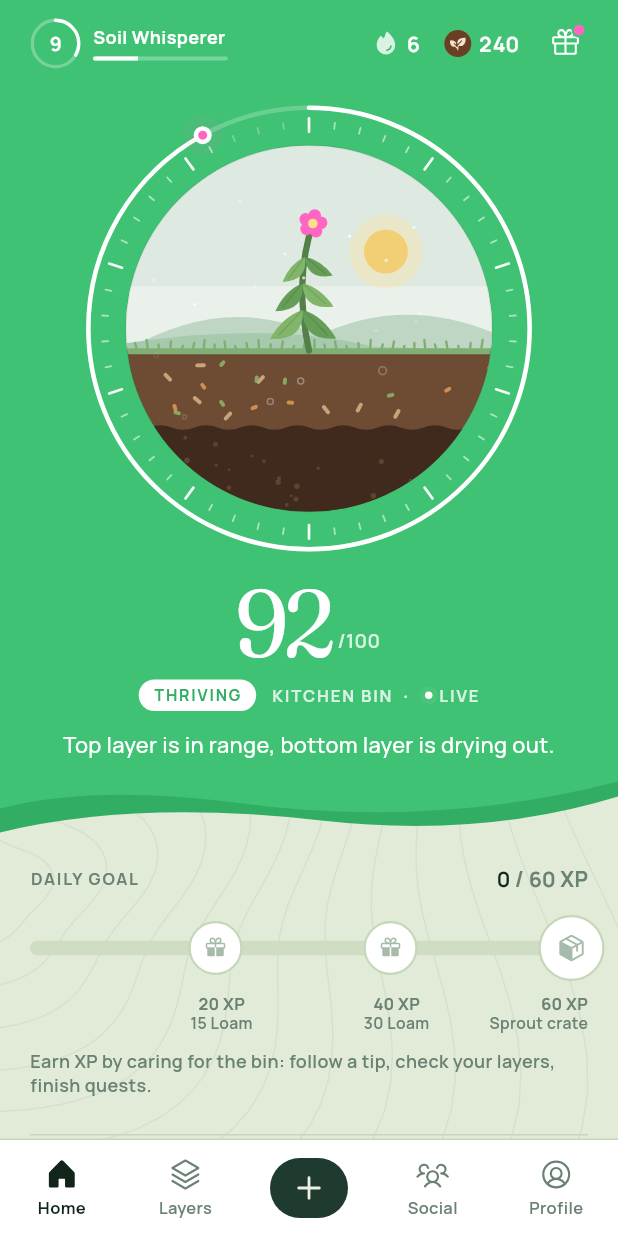
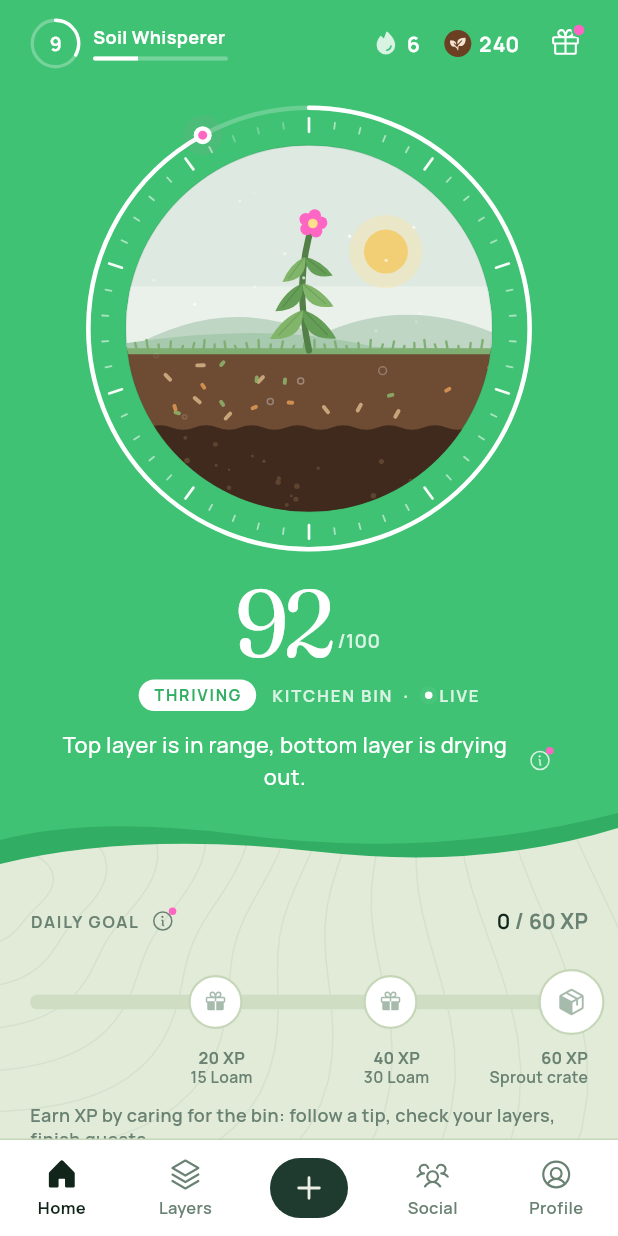
Before and after one commit to henryc08/Calmpost, a Flutter app: the screen it shows after launch, on a phone screen of 412 x 824 dp. Run offline on Flutter 3.47's test engine with Material 3 defaults, Android fonts, the light colour scheme and no system bars; our stand-ins replace fl_chart, flutter_animate, flutter_local_notifications, flutter_riverpod, phosphor_flutter.

Commit message:
feat(app): seven info dots that explain the less obvious parts
A small 'i' next to the health score, Daily goal, What to add, the Layers
chart, the verdict, the league and Impact. Tapping opens a short sheet; an
unseen dot carries a pink marker that clears once read (per session).
SectionLabel gains an optional info slot.

```diff
--- a/app/lib/features/home/daily_track.dart
+++ b/app/lib/features/home/daily_track.dart
@@ -9,6 +9,7 @@ import '../../ui/brand.dart';
 import '../../ui/components.dart';
 import '../../ui/tokens.dart';
 import '../../ui/type.dart';
+import '../../ui/info_dot.dart';
 
 /// Today's XP fills a track toward three reward nodes you tap to claim.
 class DailyTrack extends ConsumerWidget {
@@ -40,6 +41,7 @@ class DailyTrack extends ConsumerWidget {
       children: [
         SectionLabel(
           'DAILY GOAL',
+          info: InfoTip.xp,
           trailing: Row(
             mainAxisSize: MainAxisSize.min,
             children: [
--- a/app/lib/features/home/home_screen.dart
+++ b/app/lib/features/home/home_screen.dart
@@ -26,6 +26,7 @@ import 'what_to_add.dart';
 import 'readings_row.dart';
 import 'streak_calendar.dart';
 import 'today_quests.dart';
+import '../../ui/info_dot.dart';
 
 class HomeScreen extends ConsumerWidget {
   const HomeScreen({super.key});
@@ -319,10 +320,18 @@ class _ScoreBlock extends StatelessWidget {
         const SizedBox(height: S.x3),
         Padding(
           padding: const EdgeInsets.symmetric(horizontal: S.x4),
-          child: Text(
-            _status(s),
-            textAlign: TextAlign.center,
-            style: T.body.copyWith(color: C.onBrand),
+          child: Row(
+            mainAxisAlignment: MainAxisAlignment.center,
+            children: [
+              Flexible(
+                child: Text(
+                  _status(s),
+                  textAlign: TextAlign.center,
+                  style: T.body.copyWith(color: C.onBrand),
+                ),
+              ),
+              const InfoDot(InfoTip.score, onBrand: true),
+            ],
           ),
         ),
       ],
--- a/app/lib/features/home/what_to_add.dart
+++ b/app/lib/features/home/what_to_add.dart
@@ -8,6 +8,7 @@ import '../../ui/brand.dart';
 import '../../ui/components.dart';
 import '../../ui/tokens.dart';
 import '../../ui/type.dart';
+import '../../ui/info_dot.dart';
 
 /// The main Home section: what the bin wants right now, as three tappable
 /// items with what each will do, plus what to hold off on.
@@ -33,7 +34,7 @@ class WhatToAdd extends StatelessWidget {
     return Column(
       crossAxisAlignment: CrossAxisAlignment.start,
       children: [
-        const SectionLabel('WHAT TO ADD', trailing: PinkPill('+${Xp.followedSuggestion} XP')),
+        const SectionLabel('WHAT TO ADD', info: InfoTip.whatToAdd, trailing: PinkPill('+${Xp.followedSuggestion} XP')),
         const SizedBox(height: S.x3),
         Text(title, style: T.title.copyWith(fontSize: 28)),
         const SizedBox(height: S.x2),
--- a/app/lib/features/layers/layers_screen.dart
+++ b/app/lib/features/layers/layers_screen.dart
@@ -13,6 +13,7 @@ import '../../ui/brand.dart';
 import '../../ui/components.dart';
 import '../../ui/tokens.dart';
 import '../../ui/type.dart';
+import '../../ui/info_dot.dart';
 
 /// Live readings per zone, a 24 h chart with the healthy band, and what it means.
 class LayersScreen extends ConsumerStatefulWidget {
@@ -104,6 +105,7 @@ class _LayersScreenState extends ConsumerState<LayersScreen> {
         ],
         SectionLabel(
           'LAST 24 HOURS',
+          info: InfoTip.chart,
           trailing: Row(
             mainAxisSize: MainAxisSize.min,
             children: [
--- a/app/lib/features/log/verdict_sheet.dart
+++ b/app/lib/features/log/verdict_sheet.dart
@@ -13,6 +13,7 @@ import '../../ui/brand.dart';
 import '../../ui/components.dart';
 import '../../ui/tokens.dart';
 import '../../ui/type.dart';
+import '../../ui/info_dot.dart';
 
 /// Opens the verdict for [item]: checked against the live readings, so the
 /// same scrap can get a different answer on a different day.
@@ -143,7 +144,7 @@ class _VerdictSheetState extends ConsumerState<_VerdictSheet> {
               child: Column(
                 crossAxisAlignment: CrossAxisAlignment.start,
                 children: [
-                  Text(label, style: T.caps.copyWith(color: color)),
+                  Row(children: [Text(label, style: T.caps.copyWith(color: color)), const InfoDot(InfoTip.verdict)]),
                   const SizedBox(height: 2),
                   Text(a.item.name, style: T.small.copyWith(color: C.ink2)),
                 ],
--- a/app/lib/features/profile/profile_screen.dart
+++ b/app/lib/features/profile/profile_screen.dart
@@ -13,6 +13,7 @@ import '../../ui/brand.dart';
 import '../../ui/components.dart';
 import '../../ui/tokens.dart';
 import '../../ui/type.dart';
+import '../../ui/info_dot.dart';
 
 String crateName(CrateTier t) => switch (t) {
   CrateTier.sprout => 'Sprout crate',
@@ -194,7 +195,7 @@ class _Impact extends StatelessWidget {
     return Column(
       crossAxisAlignment: CrossAxisAlignment.start,
       children: [
-        const SectionLabel('YOUR IMPACT'),
+        const SectionLabel('YOUR IMPACT', info: InfoTip.impact),
         const SizedBox(height: S.x3),
         IntrinsicHeight(
           child: Row(
--- a/app/lib/ui/brand.dart
+++ b/app/lib/ui/brand.dart
@@ -1,6 +1,7 @@
 import 'package:flutter/material.dart';
 import 'package:flutter/services.dart';
 
+import 'info_dot.dart';
 import 'tokens.dart';
 import 'type.dart';
 
@@ -113,15 +114,22 @@ class BrandPage extends StatelessWidget {
 
 /// Caps section label with an optional trailing widget, used on the paper.
 class SectionLabel extends StatelessWidget {
-  const SectionLabel(this.text, {super.key, this.trailing});
+  const SectionLabel(this.text, {super.key, this.trailing, this.info});
   final String text;
   final Widget? trailing;
+
+  /// Optional "what does this mean?" dot after the label. Use sparingly.
+  final InfoTip? info;
 
   @override
   Widget build(BuildContext context) {
     return Row(
       children: [
-        Expanded(child: Text(text, style: T.caps)),
+        Expanded(
+          child: info == null
+              ? Text(text, style: T.caps)
+              : Row(children: [Flexible(child: Text(text, style: T.caps)), InfoDot(info!)]),
+        ),
         ?trailing,
       ],
     );
--- /dev/null
+++ b/app/lib/ui/info_dot.dart
@@ -0,0 +1,124 @@
+import 'package:flutter/material.dart';
+import 'package:flutter/services.dart';
+import 'package:flutter_riverpod/flutter_riverpod.dart';
+import 'package:phosphor_flutter/phosphor_flutter.dart';
+
+import 'components.dart';
+import 'tokens.dart';
+import 'type.dart';
+
+/// The app's few "what does this mean?" hints. Keep this list short: a dot
+/// only goes where a first-time user couldn't work the answer out alone.
+enum InfoTip {
+  score(
+    'Your health score',
+    'It blends moisture (weighted most, it\'s our most reliable sensor), temperature, CO₂ and your greens-to-browns balance. '
+        'It\'s a guide from the sensors, not a lab test.',
+  ),
+  xp(
+    'How you earn XP',
+    'Caring for the bin earns XP: following a suggestion, keeping layers in range, finishing quests. '
+        'Adding scraps on its own earns nothing, so there\'s never a reason to waste food.',
+  ),
+  whatToAdd(
+    'Where this comes from',
+    'These suggestions are based on your bin\'s live readings right now. Follow one for +15 XP. '
+        'If everything\'s in range, the best move is to add nothing.',
+  ),
+  chart(
+    'Reading the chart',
+    'The shaded band is the healthy range. Dashed pink lines mark when you added something, '
+        'so you can see what each scrap did over the next hours.',
+  ),
+  verdict(
+    'Why this answer',
+    'The verdict is checked against your bin\'s readings right now. '
+        'The same scrap can get a different answer tomorrow if the bin is wetter or drier.',
+  ),
+  league(
+    'How the league works',
+    'You\'re racing 29 others on XP earned this week. The top 7 move up a tier and the bottom 5 move down. '
+        'It resets Sunday night.',
+  ),
+  impact(
+    'These are estimates',
+    'Worked out from what you\'ve logged and typical weights, not measured. They show the direction, not exact numbers.',
+  );
+
+  const InfoTip(this.title, this.body);
+  final String title;
+  final String body;
+}
+
+/// Tips the user has opened this session. An unseen dot carries a small pink
+/// marker; once read, it fades to `faint` so it stops asking for attention.
+final seenTipsProvider = StateProvider<Set<InfoTip>>((ref) => const {});
+
+/// A small "i" that opens a short explanation sheet. Use sparingly: one per
+/// section at most.
+class InfoDot extends ConsumerWidget {
+  const InfoDot(this.tip, {super.key, this.onBrand = false});
+  final InfoTip tip;
+
+  /// White variant for the green brand band.
+  final bool onBrand;
+
+  @override
+  Widget build(BuildContext context, WidgetRef ref) {
+    final seen = ref.watch(seenTipsProvider).contains(tip);
+    final color = onBrand ? C.onBrandMuted : (seen ? C.faint : C.muted);
+    return Semantics(
+      button: true,
+      label: 'About: ${tip.title}',
+      child: GestureDetector(
+        behavior: HitTestBehavior.opaque,
+        onTap: () {
+          HapticFeedback.selectionClick();
+          showInfoSheet(context, tip);
+          ref.read(seenTipsProvider.notifier).update((s) => {...s, tip});
+        },
+        // 32px tap area around a 16px icon.
+        child: SizedBox(
+          width: 32,
+          height: 32,
+          child: Stack(
+            alignment: Alignment.center,
+            children: [
+              Icon(PhosphorIconsRegular.info, size: 16, color: color),
+              if (!seen)
+                Positioned(
+                  top: 7,
+                  right: 7,
+                  child: Container(width: 5, height: 5, decoration: const BoxDecoration(color: C.pink, shape: BoxShape.circle)),
+                ),
+            ],
+          ),
+        ),
+      ),
+    );
+  }
+}
+
+Future<void> showInfoSheet(BuildContext context, InfoTip tip) {
+  return showModalBottomSheet<void>(
+    context: context,
+    backgroundColor: C.surface,
+    shape: const RoundedRectangleBorder(borderRadius: BorderRadius.vertical(top: Radius.circular(R.hero))),
+    builder: (context) => SafeArea(
+      child: Padding(
+        padding: const EdgeInsets.fromLTRB(S.gutter, S.x6, S.gutter, S.x4),
+        child: Column(
+          mainAxisSize: MainAxisSize.min,
+          crossAxisAlignment: CrossAxisAlignment.stretch,
+          children: [
+            Text(tip.title, style: T.title),
+            const SizedBox(height: S.x2),
+            Text(tip.body, style: T.body),
+            const SizedBox(height: S.x5),
+            PillButton(label: 'Got it', onTap: () => Navigator.of(context).pop()),
+          ],
+        ),
+      ),
+    ),
+  );
+}
```
Also changed, not shown: app/lib/features/social/social_screen.dart (+13 -5 lines), 1 other file.
